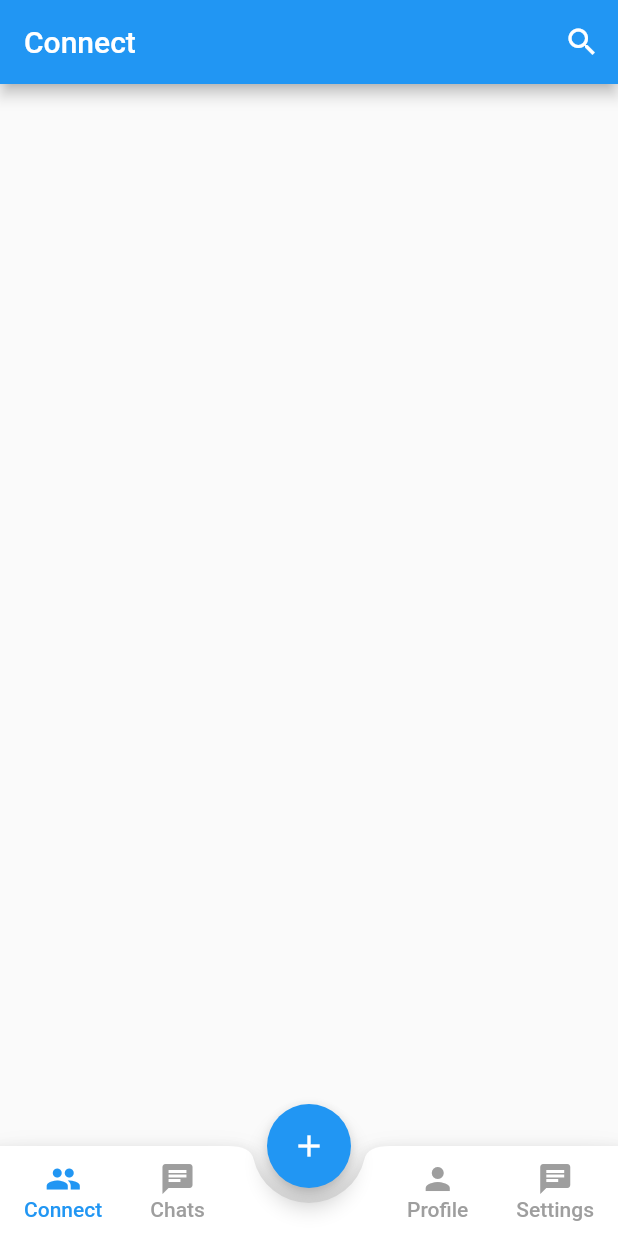
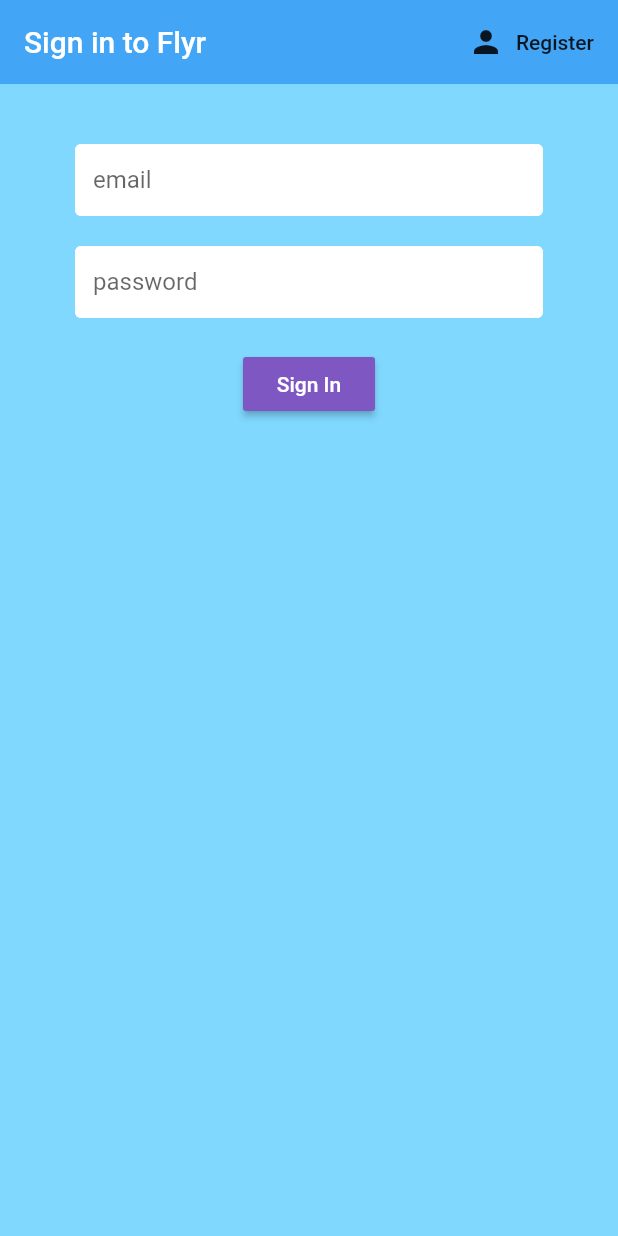
Before and after one commit to vale5566/flyr, a Flutter app: the screen it shows after launch, on a phone screen of 412 x 824 dp. Run offline on Flutter 3.47's test engine with Material 2 defaults, Android fonts, the phone set to English and light mode, and no system bars; our stand-ins replace cloud_firestore, firebase_auth, flutter_spinkit; accounts and stored records are empty.

Commit message:
add sign in and register

```diff
--- a/lib/main.dart
+++ b/lib/main.dart
@@ -1,5 +1,8 @@
-import 'package:flyr/pages/home.dart';
+import 'package:flyr/models/user.dart';
 import 'package:flutter/material.dart';
+import 'package:flyr/screens/wrapper.dart';
+import 'package:flyr/services/auth.dart';
+import 'package:provider/provider.dart';
 
 void main() => runApp(MyApp());
 
@@ -7,12 +10,15 @@
 
   @override
   Widget build(BuildContext context) {
-    return MaterialApp(
-      title: 'Flyr',
-      theme: ThemeData(
-        primarySwatch: Colors.blue,
+    return StreamProvider<User>.value(
+      value: AuthService().user,
+      child: MaterialApp(
+        title: 'Flyr',
+        theme: ThemeData(
+          primarySwatch: Colors.blue,
+        ),
+        home: Wrapper(),
       ),
-      home: Home() ,
     );
   }
 }
--- /dev/null
+++ b/lib/models/user.dart
@@ -0,0 +1,4 @@
+class User {
+  final String uid;
+  User({this.uid});
+}
--- /dev/null
+++ b/lib/screens/authenticate/authenticate.dart
@@ -0,0 +1,26 @@
+import 'package:flutter/material.dart';
+import 'package:flyr/screens/authenticate/register.dart';
+import 'package:flyr/screens/authenticate/sign_in.dart';
+
+class Authenticate extends StatefulWidget {
+  @override
+  _AuthenticateState createState() => _AuthenticateState();
+}
+
+class _AuthenticateState extends State<Authenticate> {
+
+  bool showSignIn = true;
+  void toggleView(){
+    //print(showSignIn.toString());
+    setState(() => showSignIn = !showSignIn);
+  }
+
+  @override
+  Widget build(BuildContext context) {
+    if (showSignIn) {
+      return SignIn(toggleView:  toggleView);
+    } else {
+      return Register(toggleView:  toggleView);
+    }
+  }
+}
--- /dev/null
+++ b/lib/screens/authenticate/register.dart
@@ -0,0 +1,96 @@
+import 'package:flutter/material.dart';
+import 'package:flyr/services/auth.dart';
+import 'package:flyr/shared/constants.dart';
+import 'package:flyr/shared/loading.dart';
+
+class Register extends StatefulWidget {
+
+  final Function toggleView;
+  Register({ this.toggleView });
+
+  @override
+  _RegisterState createState() => _RegisterState();
+}
+
+class _RegisterState extends State<Register> {
+
+  final AuthService _auth = AuthService();
+  final _formKey = GlobalKey<FormState>();
+  String error = '';
+  bool loading = false;
+
+  // text field state
+  String email = '';
+  String password = '';
+
+  @override
+  Widget build(BuildContext context) {
+    return loading ? Loading() : Scaffold(
+      backgroundColor: Colors.lightBlueAccent,
+      appBar: AppBar(
+        backgroundColor: Colors.blue,
+        elevation: 0.0,
+        title: Text('Sign up to Brew Crew'),
+        actions: <Widget>[
+          FlatButton.icon(
+            icon: Icon(Icons.person),
+            label: Text('Sign In'),
+            onPressed: () => widget.toggleView(),
+          ),
+        ],
+      ),
+      body: Container(
+        padding: EdgeInsets.symmetric(vertical: 20.0, horizontal: 50.0),
+        child: Form(
+          key: _formKey,
+          child: Column(
+            children: <Widget>[
+              SizedBox(height: 20.0),
+              TextFormField(
+                decoration: textInputDecoration.copyWith(hintText: 'email'),
+                validator: (val) => val.isEmpty ? 'Enter an email' : null,
+                onChanged: (val) {
+                  setState(() => email = val);
+                },
+              ),
+              SizedBox(height: 20.0),
+              TextFormField(
+                decoration: textInputDecoration.copyWith(hintText: 'password'),
+                obscureText: true,
+                validator: (val) => val.length < 6 ? 'Enter a password 6+ chars long' : null,
+                onChanged: (val) {
+                  setState(() => password = val);
+                },
+              ),
+              SizedBox(height: 20.0),
+              RaisedButton(
+                  color: Colors.deepPurple,
+                  child: Text(
+                    'Register',
+                    style: TextStyle(color: Colors.white),
+                  ),
+                  onPressed: () async {
+                    if(_formKey.currentState.validate()){
+                      setState(() => loading = true);
+                      dynamic result = await _auth.registerWithEmailAndPassword(email, password);
+                      if(result == null) {
+                        setState(() {
+                          loading = false;
+                          error = 'Please supply a valid email';
+                        });
+                      }
+                    }
+                  }
+              ),
+              SizedBox(height: 12.0),
+              Text(
+                error,
+                style: TextStyle(color: Colors.red, fontSize: 14.0),
+              )
+            ],
+          ),
+        ),
+      ),
+    );
+  }
+}
--- /dev/null
+++ b/lib/screens/authenticate/sign_in.dart
@@ -0,0 +1,96 @@
+import 'package:flutter/material.dart';
+import 'package:flyr/services/auth.dart';
+import 'package:flyr/shared/constants.dart';
+import 'package:flyr/shared/loading.dart';
+
+class SignIn extends StatefulWidget {
+
+  final Function toggleView;
+  SignIn({ this.toggleView });
+
+  @override
+  _SignInState createState() => _SignInState();
+}
+
+class _SignInState extends State<SignIn> {
+
+  final AuthService _auth = AuthService();
+  final _formKey = GlobalKey<FormState>();
+  String error = '';
+  bool loading = false;
+
+  // text field state
+  String email = '';
+  String password = '';
+
+  @override
+  Widget build(BuildContext context) {
+    return loading ? Loading() : Scaffold(
+      backgroundColor: Colors.lightBlueAccent[100],
+      appBar: AppBar(
+        backgroundColor: Colors.blue[400],
+        elevation: 0.0,
+        title: Text('Sign in to Flyr'),
+        actions: <Widget>[
+          FlatButton.icon(
+            icon: Icon(Icons.person),
+            label: Text('Register'),
+            onPressed: () => widget.toggleView(),
+          ),
+        ],
+      ),
+      body: Container(
+        padding: EdgeInsets.symmetric(vertical: 20.0, horizontal: 50.0),
+        child: Form(
+          key: _formKey,
+          child: Column(
+            children: <Widget>[
+              SizedBox(height: 20.0),
+              TextFormField(
+                decoration: textInputDecoration.copyWith(hintText: 'email'),
+                validator: (val) => val.isEmpty ? 'Enter an email' : null,
+                onChanged: (val) {
+                  setState(() => email = val);
+                },
+              ),
+              SizedBox(height: 20.0),
+              TextFormField(
+                obscureText: true,
+                decoration: textInputDecoration.copyWith(hintText: 'password'),
+                validator: (val) => val.length < 6 ? 'Enter a password 6+ chars long' : null,
+                onChanged: (val) {
+                  setState(() => password = val);
+                },
+              ),
+              SizedBox(height: 20.0),
+              RaisedButton(
+                  color: Colors.deepPurple[400],
+                  child: Text(
+                    'Sign In',
+                    style: TextStyle(color: Colors.white),
+                  ),
+                  onPressed: () async {
+                    if(_formKey.currentState.validate()){
+                      setState(() => loading = true);
+                      dynamic result = await _auth.signInWithEmailAndPassword(email, password);
+                      if(result == null) {
+                        setState(() {
+                          loading = false;
+                          error = 'Could not sign in with those credentials';
+                        });
+                      }
+                    }
+                  }
+              ),
+              SizedBox(height: 12.0),
+              Text(
+                error,
+                style: TextStyle(color: Colors.red, fontSize: 14.0),
+              ),
+            ],
+          ),
+        ),
+      ),
+    );
+  }
+}
--- /dev/null
+++ b/lib/screens/wrapper.dart
@@ -0,0 +1,18 @@
+import 'package:flutter/material.dart';
+import 'package:flyr/models/user.dart';
+import 'package:flyr/pages/home.dart';
+import 'package:flyr/screens/authenticate/authenticate.dart';
+import 'package:provider/provider.dart';
+
+class Wrapper extends StatelessWidget {
+  @override
+  Widget build(BuildContext context) {
+    final user = Provider.of<User>(context);
+
+    if(user == null) {
+      return Authenticate();
+    } else {
+      return Home();
+    }
+  }
+}
--- /dev/null
+++ b/lib/shared/constants.dart
@@ -0,0 +1,13 @@
+import 'package:flutter/material.dart';
+
+const textInputDecoration = InputDecoration(
+  fillColor: Colors.white,
+  filled: true,
+  contentPadding: EdgeInsets.all(12.0),
+  enabledBorder: OutlineInputBorder(
+    borderSide: BorderSide(color: Colors.white, width: 2.0),
+  ),
+  focusedBorder: OutlineInputBorder(
+    borderSide: BorderSide(color: Colors.pink, width: 2.0),
+  ),
+);
--- a/pubspec.yaml
+++ b/pubspec.yaml
@@ -23,7 +23,10 @@
   # The following adds the Cupertino Icons font to your application.
   # Use with the CupertinoIcons class for iOS style icons.
   cupertino_icons: ^0.1.2
+  firebase_auth: ^0.15.4
   cloud_firestore: ^0.13.1+1
+  provider: ^4.0.4
+  flutter_spinkit: ^4.1.1+1
 
 dev_dependencies:
   flutter_test:
```
Also changed, not shown: lib/pages/profile.dart (+11 -0 lines), lib/services/auth.dart (added, +66 -0 lines), lib/shared/loading.dart (added, +17 -0 lines), pubspec.lock.
